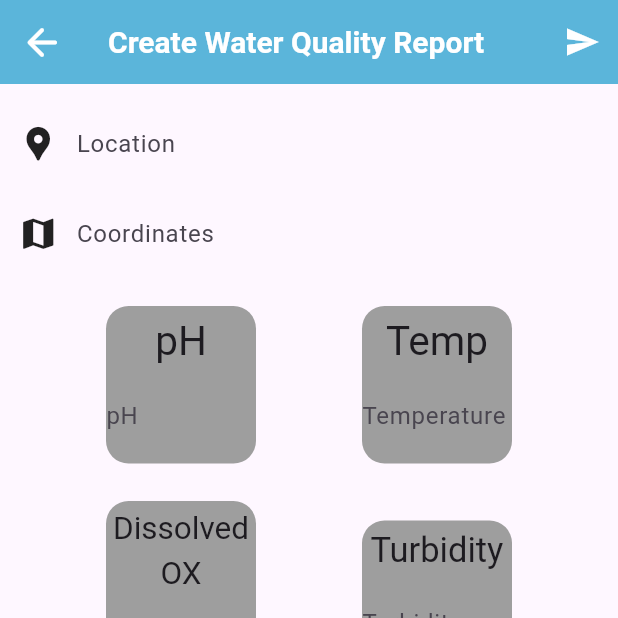
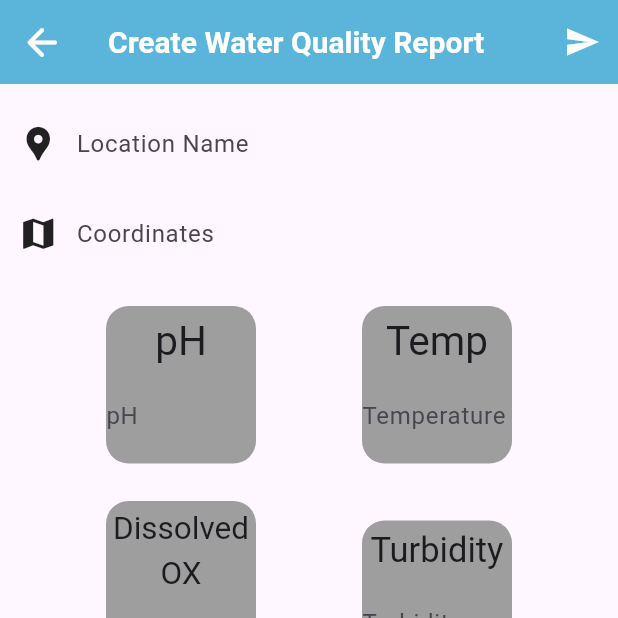
Before and after one commit to FEUP-LEIC-ES-2023-24/2LEIC03T3, a Flutter app: the WaterReportForm screen opened directly, on a phone screen of 412 x 824 dp, the top half of it. Run offline on Flutter 3.47's test engine with Material 3 defaults, Android fonts, the phone set to English and light mode, and no system bars; our stand-ins replace cloud_firestore, firebase_core, font_awesome_flutter, google_maps_flutter, location, sqflite; accounts and stored records are empty; Roboto replaces fonts that are missing (Poppins, Readex Pro).

```diff
--- a/lib/screens/ReportCreation.dart
+++ b/lib/screens/ReportCreation.dart
@@ -119,7 +119,7 @@ class _WaterReportFormState extends State<WaterReportForm> {
                       ),
                       Expanded(
                         child: TextFormField(
-                          decoration: InputDecoration(labelText: 'Location', border: InputBorder.none),
+                          decoration: InputDecoration(labelText: 'Location Name', border: InputBorder.none),
                           onChanged: (value) {
                             setState(() {
                               location = value;
```
Also changed, not shown: READMEresources/sprint3board.png (added), 2 other files.
